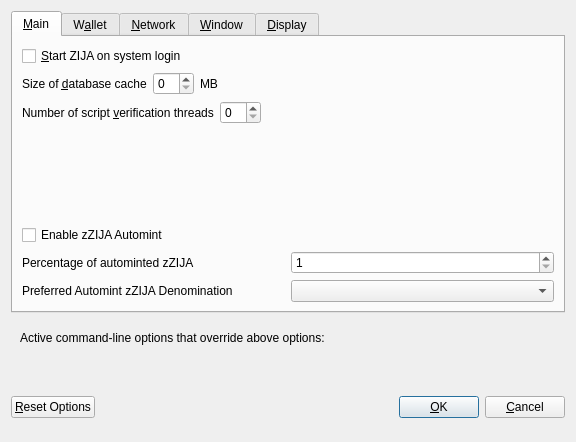
Qt form src/qt/forms/optionsdialog.ui (smartinsider/zijacoin) before a commit.
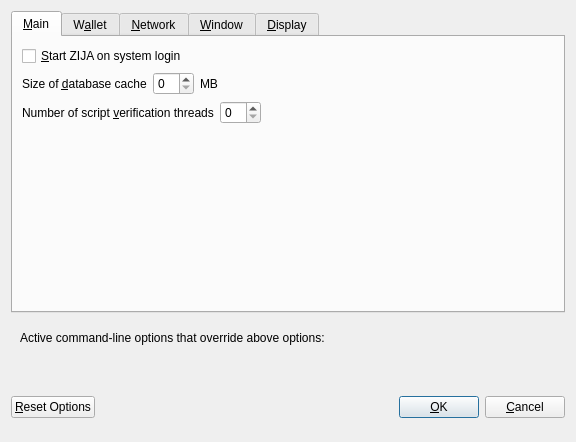
The same form after that commit. Custom widgets are drawn as their Qt base class.

Commit message: Delete zzija from GUI wallet

```diff
--- a/src/qt/forms/optionsdialog.ui
+++ b/src/qt/forms/optionsdialog.ui
@@ -130,85 +130,6 @@
          </property>
         </spacer>
        </item>
-       <item>
-        <widget class="QCheckBox" name="checkBoxZeromintEnable">
-         <property name="toolTip">
-          <string>Enable automatic minting of ZIJA units to zZIJA</string>
-         </property>
-         <property name="layoutDirection">
-          <enum>Qt::LeftToRight</enum>
-         </property>
-         <property name="text">
-          <string>Enable zZIJA Automint</string>
-         </property>
-        </widget>
-       </item>
-       <item>
-        <layout class="QHBoxLayout" name="horizontalLayout_3">
-         <item>
-          <widget class="QLabel" name="percentage_label">
-           <property name="toolTip">
-            <string>Percentage of incoming ZIJA which get automatically converted to zZIJA via Zerocoin Protocol (min: 10%)</string>
-           </property>
-           <property name="text">
-            <string>Percentage of autominted zZIJA</string>
-           </property>
-          </widget>
-         </item>
-         <item>
-          <widget class="QSpinBox" name="zeromintPercentage">
-           <property name="minimum">
-            <number>1</number>
-           </property>
-           <property name="maximum">
-            <number>100</number>
-           </property>
-          </widget>
-         </item>
-        </layout>
-       </item>
-       <item>
-        <layout class="QHBoxLayout" name="horizontalLayout" stretch="0,0">
-         <property name="sizeConstraint">
-          <enum>QLayout::SetFixedSize</enum>
-         </property>
-         <item>
-          <widget class="QLabel" name="labelPreferredDenom">
-           <property name="maximumSize">
-            <size>
-             <width>16777215</width>
-             <height>16777215</height>
-            </size>
-           </property>
-           <property name="toolTip">
-            <string>Wait with automatic conversion to Zerocoin until enough ZIJA for this denomination is available</string>
-           </property>
-           <property name="text">
-            <string>Preferred Automint zZIJA Denomination</string>
-           </property>
-          </widget>
-         </item>
-         <item>
-          <widget class="QComboBox" name="preferredDenom">
-           <property name="maximumSize">
-            <size>
-             <width>16777215</width>
-             <height>27</height>
-            </size>
-           </property>
-           <property name="toolTip">
-            <string>Wait with automatic conversion to Zerocoin until enough ZIJA for this denomination is available</string>
-           </property>
-           <property name="maxVisibleItems">
-            <number>9</number>
-           </property>
-           <property name="maxCount">
-            <number>9</number>
-           </property>
-          </widget>
-         </item>
-        </layout>
-       </item>
       </layout>
      </widget>
      <widget class="QWidget" name="tabWallet">
```
The commit also changes 5 other files.
